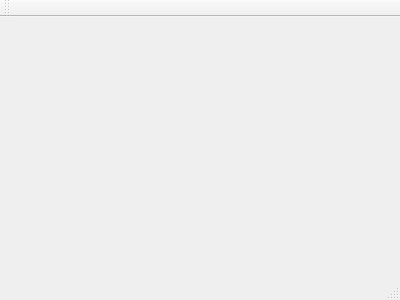
Vikaheimo/Progamming-2, file student/11/timer/mainwindow.ui: the form before one commit.
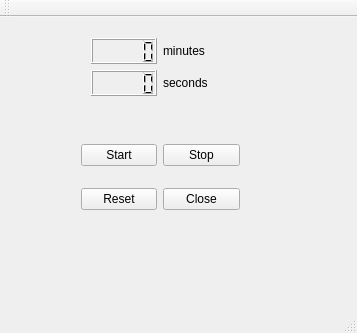
The form after the commit.

The edit to the form file:
```diff
--- a/student/11/timer/mainwindow.ui
+++ b/student/11/timer/mainwindow.ui
@@ -1,24 +1,112 @@
 <ui version="4.0">
  <class>MainWindow</class>
- <widget class="QMainWindow" name="MainWindow" >
-  <property name="geometry" >
+ <widget class="QMainWindow" name="MainWindow">
+  <property name="geometry">
    <rect>
     <x>0</x>
     <y>0</y>
-    <width>400</width>
-    <height>300</height>
+    <width>357</width>
+    <height>333</height>
    </rect>
   </property>
   <property name="windowTitle" >
    <string>MainWindow</string>
   </property>
-  <widget class="QMenuBar" name="menuBar" />
-  <widget class="QToolBar" name="mainToolBar" />
-  <widget class="QWidget" name="centralWidget" />
-  <widget class="QStatusBar" name="statusBar" />
+  <widget class="QWidget" name="centralWidget">
+   <widget class="QWidget" name="gridLayoutWidget">
+    <property name="geometry">
+     <rect>
+      <x>70</x>
+      <y>100</y>
+      <width>181</width>
+      <height>121</height>
+     </rect>
+    </property>
+    <layout class="QGridLayout" name="gridLayout">
+     <item row="1" column="2">
+      <widget class="QPushButton" name="stopButton">
+       <property name="text">
+        <string>Stop</string>
+       </property>
+      </widget>
+     </item>
+     <item row="1" column="1">
+      <widget class="QPushButton" name="startButton">
+       <property name="text">
+        <string>Start</string>
+       </property>
+      </widget>
+     </item>
+     <item row="2" column="1">
+      <widget class="QPushButton" name="resetButton">
+       <property name="text">
+        <string>Reset</string>
+       </property>
+      </widget>
+     </item>
+     <item row="2" column="2">
+      <widget class="QPushButton" name="closeButton">
+       <property name="text">
+        <string>Close</string>
+       </property>
+      </widget>
+     </item>
+    </layout>
+   </widget>
+   <widget class="QWidget" name="gridLayoutWidget_2">
+    <property name="geometry">
+     <rect>
+      <x>80</x>
+      <y>10</y>
+      <width>160</width>
+      <height>80</height>
+     </rect>
+    </property>
+    <layout class="QGridLayout" name="gridLayout_2">
+     <item row="0" column="0">
+      <widget class="QLCDNumber" name="lcdNumberMin"/>
+     </item>
+     <item row="1" column="0">
+      <widget class="QLCDNumber" name="lcdNumberSec"/>
+     </item>
+     <item row="0" column="1">
+      <widget class="QLabel" name="label">
+       <property name="text">
+        <string>minutes</string>
+       </property>
+      </widget>
+     </item>
+     <item row="1" column="1">
+      <widget class="QLabel" name="label_2">
+       <property name="text">
+        <string>seconds</string>
+       </property>
+      </widget>
+     </item>
+    </layout>
+   </widget>
+  </widget>
+  <widget class="QMenuBar" name="menuBar">
+   <property name="geometry">
+    <rect>
+     <x>0</x>
+     <y>0</y>
+     <width>357</width>
+     <height>21</height>
+    </rect>
+   </property>
+  </widget>
+  <widget class="QToolBar" name="mainToolBar">
+   <attribute name="toolBarArea">
+    <enum>TopToolBarArea</enum>
+   </attribute>
+   <attribute name="toolBarBreak">
+    <bool>false</bool>
+   </attribute>
+  </widget>
+  <widget class="QStatusBar" name="statusBar"/>
  </widget>
- <layoutDefault spacing="6" margin="11" />
- <pixmapfunction></pixmapfunction>
+ <layoutdefault spacing="6" margin="11"/>
  <resources/>
  <connections/>
 </ui>
```
Left out of the diff: 3 changed lines with no effect on the pictures.
